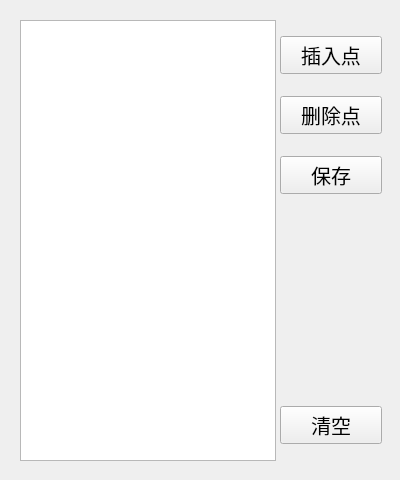
Jiongyu/third_modular_robot, file ui/ui_file/path_point_recorder.ui: the form before one commit.
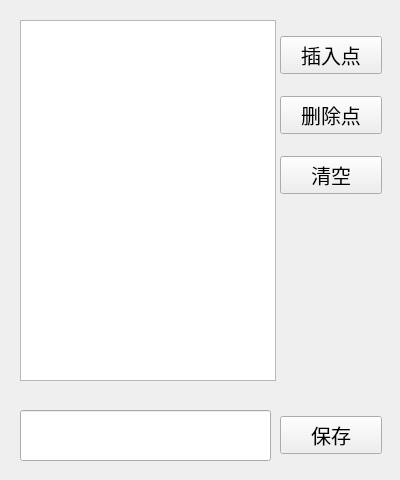
The form after the commit.

Diff of the .ui file:
```diff
--- a/ui/ui_file/path_point_recorder.ui
+++ b/ui/ui_file/path_point_recorder.ui
@@ -48,14 +48,14 @@
      </widget>
     </item>
     <item>
-     <widget class="QPushButton" name="pushButton_3">
+     <widget class="QPushButton" name="pushButton_6">
       <property name="font">
        <font>
         <pointsize>15</pointsize>
        </font>
       </property>
       <property name="text">
-       <string>保存</string>
+       <string>清空</string>
       </property>
      </widget>
     </item>
@@ -65,21 +65,21 @@
    <property name="geometry">
     <rect>
      <x>280</x>
-     <y>390</y>
+     <y>400</y>
      <width>102</width>
      <height>71</height>
     </rect>
    </property>
    <layout class="QVBoxLayout" name="verticalLayout_3">
     <item>
-     <widget class="QPushButton" name="pushButton_6">
+     <widget class="QPushButton" name="pushButton_3">
       <property name="font">
        <font>
         <pointsize>15</pointsize>
        </font>
       </property>
       <property name="text">
-       <string>清空</string>
+       <string>保存</string>
       </property>
      </widget>
     </item>
@@ -91,7 +91,7 @@
      <x>20</x>
      <y>20</y>
      <width>256</width>
-     <height>441</height>
+     <height>361</height>
     </rect>
    </property>
    <property name="font">
@@ -100,6 +100,16 @@
     </font>
    </property>
   </widget>
+  <widget class="QLineEdit" name="lineEdit">
+   <property name="geometry">
+    <rect>
+     <x>20</x>
+     <y>410</y>
+     <width>251</width>
+     <height>51</height>
+    </rect>
+   </property>
+  </widget>
  </widget>
  <resources/>
  <connections>
```
